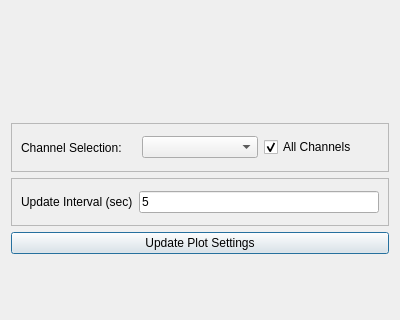
Qt form massGui/ui/realtimeviewer.ui (gmondee/massGui) before a commit; both pictures show x 0 to 400 and y 394 to 714 of the 400 by 714 pixel window.
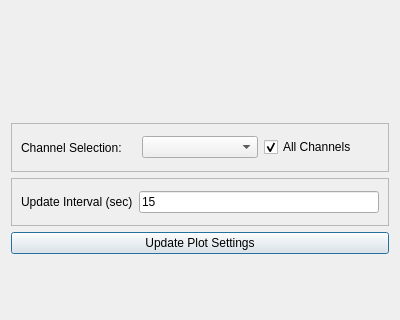
The same form after that commit. Custom widgets are drawn as their Qt base class.

Diff of the .ui file:
```diff
--- a/massGui/ui/realtimeviewer.ui
+++ b/massGui/ui/realtimeviewer.ui
@@ -91,7 +91,7 @@
          <set>Qt::ImhPreferNumbers</set>
         </property>
         <property name="text">
-         <string>5</string>
+         <string>15</string>
         </property>
        </widget>
       </item>
```
